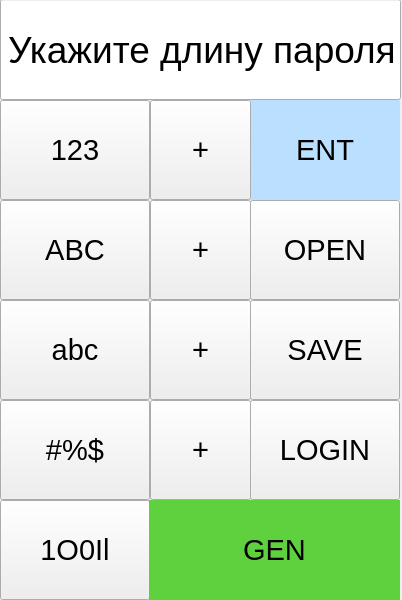
First picture: the form in PassGen_Des01.ui, repository itemerev/PassGen, before the edit.
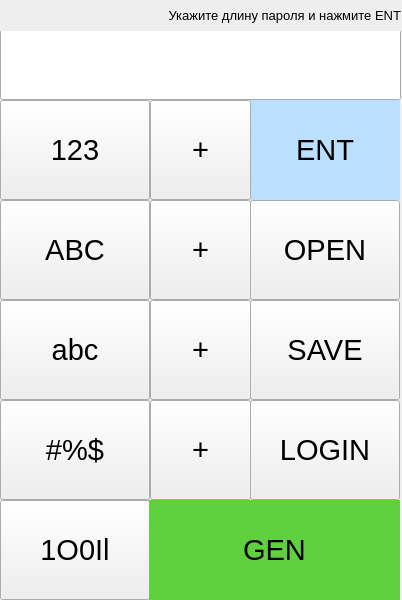
Second picture: the form after the edit.

Commit message: Добавлена работа кнопок LOGIN и SAVE. Добавлено поле label для отображения подсказок. Создан файл ReadMe.txt в котором будет инструкция по работе с программой. Результирующий файл results.txt добавлен в gitignore

What changed in the file:
```diff
--- a/PassGen_Des01.ui
+++ b/PassGen_Des01.ui
@@ -456,9 +456,9 @@
     <property name="geometry">
      <rect>
       <x>0</x>
-      <y>-1</y>
+      <y>29</y>
       <width>401</width>
-      <height>101</height>
+      <height>71</height>
      </rect>
     </property>
     <property name="font">
@@ -474,12 +474,39 @@
      </font>
     </property>
     <property name="text">
-     <string>Укажите длину пароля</string>
+     <string/>
     </property>
     <property name="alignment">
      <set>Qt::AlignRight|Qt::AlignTrailing|Qt::AlignVCenter</set>
     </property>
    </widget>
+   <widget class="QLabel" name="label">
+    <property name="geometry">
+     <rect>
+      <x>0</x>
+      <y>0</y>
+      <width>401</width>
+      <height>31</height>
+     </rect>
+    </property>
+    <property name="font">
+     <font>
+      <pointsize>10</pointsize>
+     </font>
+    </property>
+    <property name="styleSheet">
+     <string notr="true">background-color: rgb(238, 238, 238);</string>
+    </property>
+    <property name="text">
+     <string>Укажите длину пароля и нажмите ENT</string>
+    </property>
+    <property name="alignment">
+     <set>Qt::AlignRight|Qt::AlignTrailing|Qt::AlignVCenter</set>
+    </property>
+    <property name="margin">
+     <number>5</number>
+    </property>
+   </widget>
   </widget>
  </widget>
  <resources/>
```
The commit also changes 3 other files.
